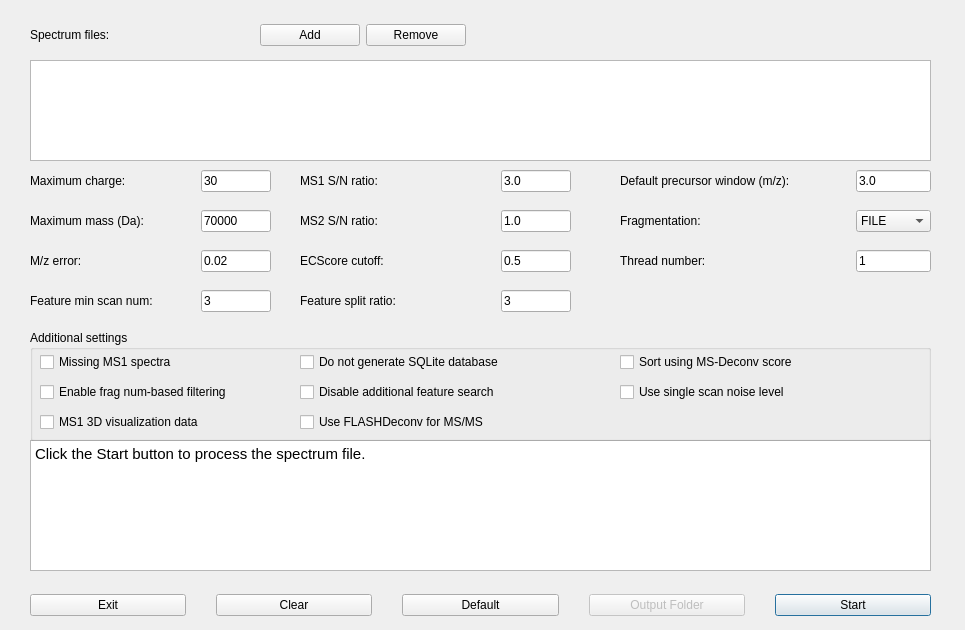
The window that src/gui/topfd/topfddialog.ui (toppic-suite/toppic-suite) describes before a commit, drawn with Qt 5.
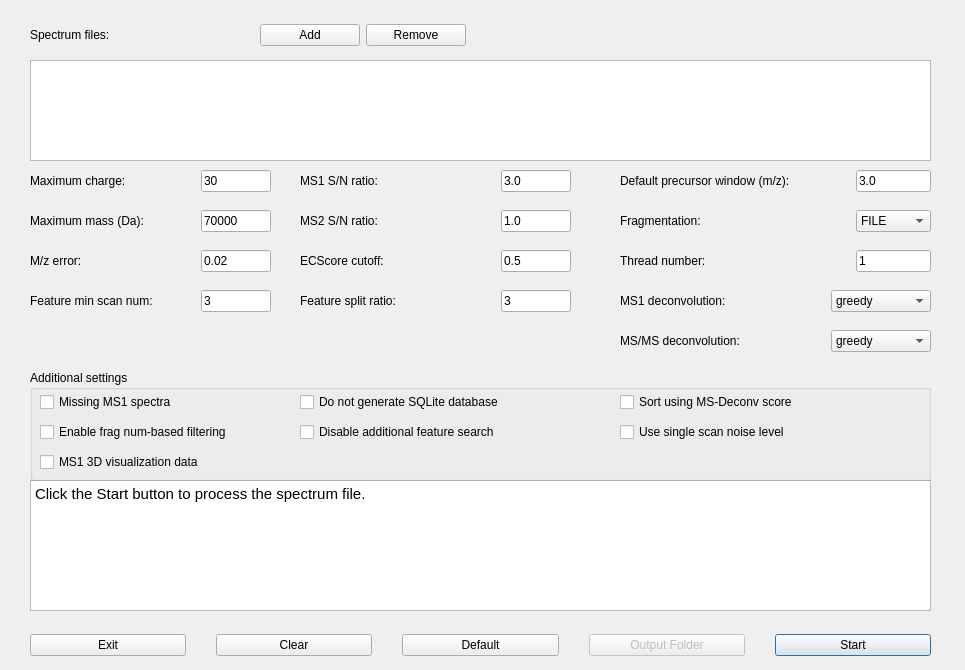
The same window after the commit. Icons and pictures are not drawn.

Commit message: topfd, topdia: --deconv-ms1 and --deconv-ms2 select the deconvolution methods; GUI fields

What changed in the file:
```diff
--- a/src/gui/topfd/topfddialog.ui
+++ b/src/gui/topfd/topfddialog.ui
@@ -7,7 +7,7 @@
     <x>0</x>
     <y>0</y>
     <width>965</width>
-    <height>630</height>
+    <height>670</height>
    </rect>
   </property>
   <property name="sizePolicy">
@@ -19,13 +19,13 @@
   <property name="minimumSize">
    <size>
     <width>965</width>
-    <height>630</height>
+    <height>670</height>
    </size>
   </property>
   <property name="maximumSize">
    <size>
     <width>965</width>
-    <height>630</height>
+    <height>670</height>
    </size>
   </property>
   <property name="windowTitle">
@@ -374,7 +374,7 @@
     <property name="geometry">
      <rect>
       <x>30</x>
-      <y>580</y>
+      <y>620</y>
       <width>901</width>
       <height>50</height>
      </rect>
@@ -489,7 +489,7 @@
     <property name="geometry">
      <rect>
       <x>30</x>
-      <y>440</y>
+      <y>480</y>
       <width>901</width>
       <height>131</height>
      </rect>
@@ -592,7 +592,7 @@
     <property name="geometry">
      <rect>
       <x>30</x>
-      <y>330</y>
+      <y>370</y>
       <width>901</width>
       <height>111</height>
      </rect>
@@ -783,37 +783,6 @@
       </item>
      </layout>
     </widget>
-    <widget class="QWidget" name="horizontalLayoutWidget_22">
-     <property name="geometry">
-      <rect>
-       <x>270</x>
-       <y>80</y>
-       <width>300</width>
-       <height>25</height>
-      </rect>
-     </property>
-     <layout class="QHBoxLayout" name="horizontalLayout_22">
-      <item>
-       <widget class="QCheckBox" name="ms2FlashDeconvCheckBox">
-        <property name="toolTip">
-         <string>Deconvolute the MS/MS spectra with the FLASHDeconv algorithm instead of TopFD's own (topfd --ms2-flashdeconv, experimental).</string>
-        </property>
-        <property name="acceptDrops">
-         <bool>false</bool>
-        </property>
-        <property name="text">
-         <string>Use FLASHDeconv for MS/MS</string>
-        </property>
-        <property name="checkable">
-         <bool>true</bool>
-        </property>
-        <property name="checked">
-         <bool>false</bool>
-        </property>
-       </widget>
-      </item>
-     </layout>
-    </widget>
     <widget class="QWidget" name="horizontalLayoutWidget_17">
      <property name="geometry">
       <rect>
@@ -975,6 +944,107 @@
      </item>
     </layout>
    </widget>
+   <widget class="QWidget" name="horizontalLayoutWidget_23">
+    <property name="geometry">
+     <rect>
+      <x>620</x>
+      <y>280</y>
+      <width>311</width>
+      <height>42</height>
+     </rect>
+    </property>
+    <layout class="QHBoxLayout" name="horizontalLayout_23">
+     <property name="spacing">
+      <number>7</number>
+     </property>
+     <property name="sizeConstraint">
+      <enum>QLayout::SetNoConstraint</enum>
+     </property>
+     <item>
+      <widget class="QLabel" name="ms1DeconvLabel">
+       <property name="text">
+        <string>MS1 deconvolution:</string>
+       </property>
+      </widget>
+     </item>
+     <item>
+      <widget class="QComboBox" name="ms1DeconvComboBox">
+       <property name="maximumSize">
+        <size>
+         <width>100</width>
+         <height>16777215</height>
+        </size>
+       </property>
+       <property name="toolTip">
+        <string>The deconvolution method of MS1 spectra (--deconv-ms1): greedy, a greedy search that decides the charge state of the most intense peak with all the charge states of its mass, or msdeconv, the MS-Deconv dynamic programming.</string>
+       </property>
+       <item>
+        <property name="text">
+         <string>greedy</string>
+        </property>
+       </item>
+       <item>
+        <property name="text">
+         <string>msdeconv</string>
+        </property>
+       </item>
+      </widget>
+     </item>
+    </layout>
+   </widget>
+   <widget class="QWidget" name="horizontalLayoutWidget_24">
+    <property name="geometry">
+     <rect>
+      <x>620</x>
+      <y>320</y>
+      <width>311</width>
+      <height>42</height>
+     </rect>
+    </property>
+    <layout class="QHBoxLayout" name="horizontalLayout_24">
+     <property name="spacing">
+      <number>7</number>
+     </property>
+     <property name="sizeConstraint">
+      <enum>QLayout::SetNoConstraint</enum>
+     </property>
+     <item>
+      <widget class="QLabel" name="ms2DeconvLabel">
+       <property name="text">
+        <string>MS/MS deconvolution:</string>
+       </property>
+      </widget>
+     </item>
+     <item>
+      <widget class="QComboBox" name="ms2DeconvComboBox">
+       <property name="maximumSize">
+        <size>
+         <width>100</width>
+         <height>16777215</height>
+        </size>
+       </property>
+       <property name="toolTip">
+        <string>The deconvolution method of MS/MS spectra (--deconv-ms2): greedy, the greedy search adapted to fragment ions; msdeconv, the MS-Deconv dynamic programming; or flashdeconv, the FLASHDeconv algorithm (experimental).</string>
+       </property>
+       <item>
+        <property name="text">
+         <string>greedy</string>
+        </property>
+       </item>
+       <item>
+        <property name="text">
+         <string>msdeconv</string>
+        </property>
+       </item>
+       <item>
+        <property name="text">
+         <string>flashdeconv</string>
+        </property>
+       </item>
+      </widget>
+     </item>
+    </layout>
+   </widget>
    <zorder>listWidget</zorder>
    <zorder>horizontalLayoutWidget</zorder>
    <zorder>horizontalLayoutWidget_13</zorder>
```
The commit also changes 20 other files.
